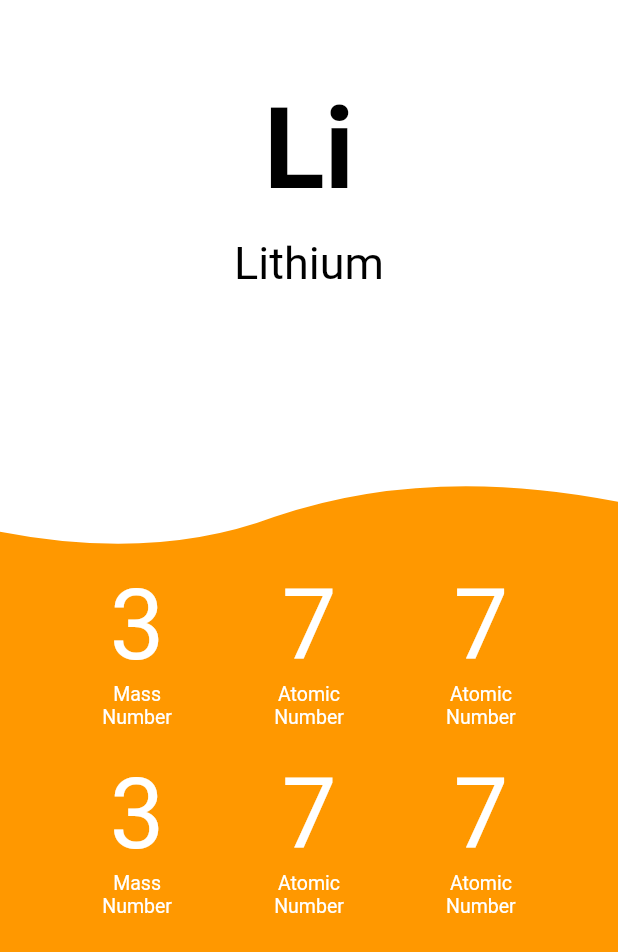
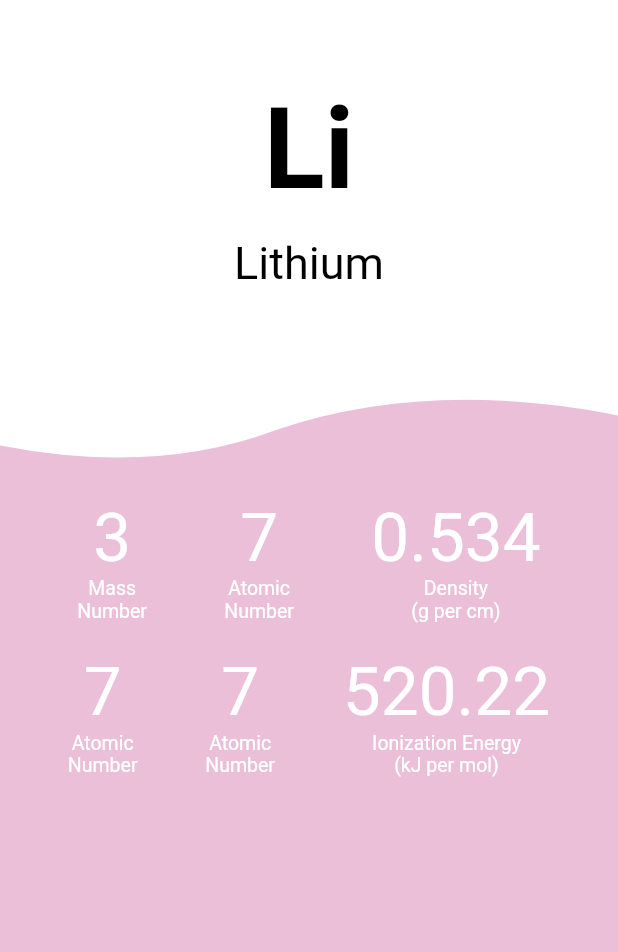
Before and after one commit to HossamElghamry/Offline-Periodic-Table, a Flutter app: the screen it shows after launch, after a tap on an icon or button, on a phone screen of 412 x 824 dp. Shown: the top 952 px of the screen. Run offline on Flutter 3.47's test engine with Material 2 defaults, Android fonts, the phone set to English and light mode, and no system bars.

Commit message:
Version 2

```diff
--- a/lib/details.dart
+++ b/lib/details.dart
@@ -20,7 +20,7 @@ class Details extends StatelessWidget {
   Widget _buildInfo2(context) {
     return Container(
       child: Padding(
-        padding: EdgeInsets.only(top: 5),
+        padding: EdgeInsets.only(top: 15),
         child: Column(
           children: <Widget>[
             Row(
@@ -29,11 +29,11 @@ class Details extends StatelessWidget {
                 Container(
                     child: Center(
                   child: Column(
-                    mainAxisAlignment: MainAxisAlignment.spaceEvenly,
+                    mainAxisAlignment: MainAxisAlignment.center,
                     children: <Widget>[
                       Text(
                         elementDetails.massNum.toString(),
-                        style: TextStyle(fontSize: 65),
+                        style: TextStyle(fontSize: 45),
                       ),
                       Text(
                         "Mass\nNumber",
@@ -50,7 +50,7 @@ class Details extends StatelessWidget {
                     children: <Widget>[
                       Text(
                         elementDetails.atomicNum.toString(),
-                        style: TextStyle(fontSize: 65),
+                        style: TextStyle(fontSize: 45),
                       ),
                       Text(
                         "Atomic\nNumber",
@@ -65,15 +65,26 @@ class Details extends StatelessWidget {
                   child: Column(
                     mainAxisAlignment: MainAxisAlignment.spaceEvenly,
                     children: <Widget>[
-                      Text(
-                        elementDetails.atomicNum.toString(),
-                        style: TextStyle(fontSize: 65),
-                      ),
-                      Text(
-                        "Atomic\nNumber",
-                        textAlign: TextAlign.center,
-                        style: TextStyle(fontSize: 13),
-                      )
+                      elementDetails.density < 0.01
+                          ? Text(
+                              (elementDetails.density * 100).toString(),
+                              style: TextStyle(fontSize: 45),
+                            )
+                          : Text(
+                              elementDetails.density.toString(),
+                              style: TextStyle(fontSize: 45),
+                            ),
+                      elementDetails.density < 0.01
+                          ? Text(
+                              "Density\n(g per cm)*100",
+                              textAlign: TextAlign.center,
+                              style: TextStyle(fontSize: 13),
+                            )
+                          : Text(
+                              "Density\n(g per cm)",
+                              textAlign: TextAlign.center,
+                              style: TextStyle(fontSize: 13),
+                            )
                     ],
                   ),
                 ))
@@ -91,25 +102,8 @@ class Details extends StatelessWidget {
                     mainAxisAlignment: MainAxisAlignment.spaceEvenly,
                     children: <Widget>[
                       Text(
-                        elementDetails.massNum.toString(),
-                        style: TextStyle(fontSize: 65),
-                      ),
-                      Text(
-                        "Mass\nNumber",
-                        textAlign: TextAlign.center,
-                        style: TextStyle(fontSize: 13),
-                      )
-                    ],
-                  ),
-                )),
-                Container(
-                    child: Center(
-                  child: Column(
-                    mainAxisAlignment: MainAxisAlignment.spaceEvenly,
-                    children: <Widget>[
-                      Text(
                         elementDetails.atomicNum.toString(),
-                        style: TextStyle(fontSize: 65),
+                        style: TextStyle(fontSize: 45),
                       ),
                       Text(
                         "Atomic\nNumber",
@@ -126,7 +120,7 @@ class Details extends StatelessWidget {
                     children: <Widget>[
                       Text(
                         elementDetails.atomicNum.toString(),
-                        style: TextStyle(fontSize: 65),
+                        style: TextStyle(fontSize: 45),
                       ),
                       Text(
                         "Atomic\nNumber",
@@ -135,7 +129,24 @@ class Details extends StatelessWidget {
                       )
                     ],
                   ),
-                ))
+                )),
+                Container(
+                    child: Center(
+                  child: Column(
+                    mainAxisAlignment: MainAxisAlignment.spaceEvenly,
+                    children: <Widget>[
+                      Text(
+                        elementDetails.energy.toString(),
+                        style: TextStyle(fontSize: 45),
+                      ),
+                      Text(
+                        "Ionization Energy\n(kJ per mol)",
+                        textAlign: TextAlign.center,
+                        style: TextStyle(fontSize: 13),
+                      )
+                    ],
+                  ),
+                )),
               ],
             ),
           ],
@@ -148,7 +159,7 @@ class Details extends StatelessWidget {
     return ClipPath(
       clipper: BottomWaveClipper(),
       child: Container(
-        height: MediaQuery.of(context).size.height / 2.2,
+        height: MediaQuery.of(context).size.height / 2.6,
         color: Colors.white,
         child: Padding(
           padding: EdgeInsets.all(15.0),
--- a/lib/element.dart
+++ b/lib/element.dart
@@ -6,13 +6,17 @@ class TableElement {
   final int _massNum;
   final int _atomicNum;
   final Color _color;
+  final double _density;
+  final double _ionizationEnergy;
 
-  TableElement(
-      this._symbol, this._name, this._massNum, this._atomicNum, this._color);
+  TableElement(this._symbol, this._name, this._massNum, this._atomicNum,
+      this._color, this._density, this._ionizationEnergy);
 
   String get symbol => _symbol;
   String get name => _name;
   int get atomicNum => _atomicNum;
   int get massNum => _massNum;
   Color get color => _color;
+  double get density => _density;
+  double get energy => _ionizationEnergy;
 }
--- /dev/null
+++ b/lib/groups.dart
@@ -0,0 +1,25 @@
+import './element.dart';
+import 'package:flutter/material.dart';
+
+final List<TableElement> groupOne = [
+  TableElement("H", "Hydrogen", 1, 1, Color(0xFFA3C7D2), 0.000082, 1312.05),
+  TableElement("Li", "Lithium", 3, 7, Color(0xFFEBBFD8), 0.534, 520.22),
+  TableElement("Na", "Sodium", 11, 23, Color(0xFFEBBFD8), 0.97, 495.84),
+  TableElement("K", "Potassium", 19, 39, Color(0xFFEBBFD8), 0.89, 418.80),
+  TableElement("Rb", "Rubidium", 37, 84, Color(0xFFEBBFD8), 1.53, 403.03),
+  TableElement("Cs", "Caesium", 55, 133, Color(0xFFEBBFD8), 1.873, 375.70),
+  TableElement("Fr", "Francium", 87, 233, Color(0xFFEBBFD8), null, 392.96),
+];
+
+// TableElement(String symbol, String name, int atomicNum, int atomicMass,
+//               Color(0xFF/FBC9E5), double density, double ionizationenergy, int melting,
+//               int boiling, String appearance)
+
+final List<TableElement> groupTwo = [
+  TableElement("Be", "Beryllium", 4, 9, Color(0xFFFBC9E5), 1.85, 899.50),
+  TableElement("Mg", "Magnesium", 12, 24, Color(0xFFFBC9E5), 1.74, 737.35),
+  TableElement("Ca", "Calcium", 20, 40, Color(0xFFFBC9E5), 1.54, 389.83),
+  TableElement("Sr", "Strontium", 38, 88, Color(0xFFFBC9E5), 2.64, 549.47),
+  TableElement("Ba", "Barium", 56, 137, Color(0xFFFBC9E5), 3.62, 502.84),
+  TableElement("Ra", "Radium", 88, 236, Color(0xFFFBC9E5), 5.00, 509.29),
+];
--- a/lib/home.dart
+++ b/lib/home.dart
@@ -1,23 +1,58 @@
 import 'package:flutter/material.dart';
-import './element.dart';
-import './details.dart';
+import './groups.dart';
+import 'tab.dart';
 
 class Home extends StatelessWidget {
   @override
   Widget build(BuildContext context) {
-    final List<TableElement> _elements = [
-      TableElement("H", "Hydrogen", 1, 1, Colors.green),
-      TableElement("Li", "Lithium", 3, 7, Colors.orange),
-      TableElement("Na", "Sodium", 11, 23, Colors.orange),
-      TableElement("K", "Potassium", 19, 39, Colors.orange),
-      TableElement("Rb", "Rubidium", 37, 84, Colors.orange),
-      TableElement("Cs", "Caesium", 55, 133, Colors.orange),
-    ];
-
-    return Scaffold(
+    return DefaultTabController(
+      length: 12,
+      child: Scaffold(
         backgroundColor: Colors.white,
         appBar: AppBar(
           backgroundColor: Colors.white,
+          bottom: TabBar(
+            labelColor: Colors.black,
+            isScrollable: true,
+            tabs: [
+              Tab(
+                text: "Group 1",
+              ),
+              Tab(
+                text: "Group 2",
+              ),
+              Tab(
+                text: "Group 3",
+              ),
+              Tab(
+                text: "Group 4",
+              ),
+              Tab(
+                text: "Group 5",
+              ),
+              Tab(
+                text: "Group 6",
+              ),
+              Tab(
+                text: "Group 7",
+              ),
+              Tab(
+                text: "Group 8",
+              ),
+              Tab(
+                text: "Group 9",
+              ),
+              Tab(
+                text: "Group 10",
+              ),
+              Tab(
+                text: "Group 11",
+              ),
+              Tab(
+                text: "Group 12",
+              ),
+            ],
+          ),
           title: Text(
             "Periodic Table",
             style: TextStyle(
@@ -29,91 +64,47 @@ class Home extends StatelessWidget {
           centerTitle: true,
           elevation: 0,
         ),
-      body: GridView.builder(
-        itemCount: _elements.length,
-        gridDelegate:
-            SliverGridDelegateWithFixedCrossAxisCount(crossAxisCount: 2),
-        itemBuilder: (BuildContext context, int index) {
-          return Card(
-            color: _elements[index].color,
-            elevation: 7,
-            child: InkWell(
-              splashColor: Colors.black,
-              onTap: () {
-                Navigator.of(context).push(
-                  PageRouteBuilder<Null>(
-                      pageBuilder: (BuildContext context,
-                          Animation<double> animation,
-                          Animation<double> secondaryAnimation) {
-                        return AnimatedBuilder(
-                            animation: animation,
-                            builder: (BuildContext context, Widget child) {
-                              return Opacity(
-                                opacity: animation.value,
-                                child: Details(
-                                  elementDetails: _elements[index],
+        body: TabBarView(
+          children: [
+            ElementGroup(
+              elements: groupOne,
             ),
-                              );
-                            });
-                      },
-                      transitionDuration: Duration(milliseconds: 500)),
-                );
-              },
-              child: Padding(
-                padding: EdgeInsets.all(12),
-                child: Container(
-                  child: Column(
-                    mainAxisAlignment: MainAxisAlignment.spaceEvenly,
-                    children: <Widget>[
-                      Row(
-                        children: <Widget>[
-                          Text(_elements[index].massNum.toString(),
-                              style: TextStyle(
-                                fontSize: 20,
-                              )),
-                        ],
+            ElementGroup(
+              elements: groupTwo,
             ),
-                      Hero(
-                        tag: _elements[index].symbol,
-                        child: Center(
-                          child: Material(
-                            color: Colors.transparent,
-                            child: Text(_elements[index].symbol,
-                                style: TextStyle(
-                                  fontSize: 40,
-                                  fontWeight: FontWeight.bold,
-                                )),
+            ElementGroup(
+              elements: groupOne,
             ),
+            ElementGroup(
+              elements: groupOne,
             ),
+            ElementGroup(
+              elements: groupOne,
             ),
-                      Hero(
-                        tag: _elements[index].name,
-                        child: Center(
-                          child: Material(
-                            color: Colors.transparent,
-                            child: Text(_elements[index].name,
-                                style: TextStyle(
-                                  fontSize: 30,
-                                )),
+            ElementGroup(
+              elements: groupOne,
             ),
+            ElementGroup(
+              elements: groupOne,
             ),
+            ElementGroup(
+              elements: groupOne,
             ),
-                      Row(
-                        children: <Widget>[
-                          Text(_elements[index].atomicNum.toString(),
-                              style: TextStyle(
-                                fontSize: 20,
-                              )),
-                        ],
+            ElementGroup(
+              elements: groupOne,
+            ),
+            ElementGroup(
+              elements: groupOne,
+            ),
+            ElementGroup(
+              elements: groupOne,
+            ),
+            ElementGroup(
+              elements: groupOne,
             ),
           ],
         ),
       ),
-              ),
-            ),
-          );
-        },
-      ),
     );
   }
 }
--- /dev/null
+++ b/lib/tab.dart
@@ -0,0 +1,99 @@
+import 'package:flutter/material.dart';
+import './element.dart';
+import './details.dart';
+
+class ElementGroup extends StatelessWidget {
+  final List<TableElement> elements;
+  ElementGroup({Key key, @required this.elements}) : super(key: key);
+
+  @override
+  Widget build(BuildContext context) {
+    return Scaffold(
+      backgroundColor: Colors.white,
+      body: GridView.builder(
+        itemCount: elements.length,
+        gridDelegate:
+            SliverGridDelegateWithFixedCrossAxisCount(crossAxisCount: 2),
+        itemBuilder: (BuildContext context, int index) {
+          return Card(
+            color: elements[index].color,
+            elevation: 7,
+            child: InkWell(
+              splashColor: Colors.black,
+              onTap: () {
+                Navigator.of(context).push(
+                  PageRouteBuilder<Null>(
+                      pageBuilder: (BuildContext context,
+                          Animation<double> animation,
+                          Animation<double> secondaryAnimation) {
+                        return AnimatedBuilder(
+                            animation: animation,
+                            builder: (BuildContext context, Widget child) {
+                              return Opacity(
+                                opacity: animation.value,
+                                child: Details(
+                                  elementDetails: elements[index],
+                                ),
+                              );
+                            });
+                      },
+                      transitionDuration: Duration(milliseconds: 500)),
+                );
+              },
+              child: Padding(
+                padding: EdgeInsets.all(12),
+                child: Container(
+                  child: Column(
+                    mainAxisAlignment: MainAxisAlignment.spaceEvenly,
+                    children: <Widget>[
+                      Row(
+                        children: <Widget>[
+                          Text(elements[index].massNum.toString(),
+                              style: TextStyle(
+                                fontSize: 20,
+                              )),
+                        ],
+                      ),
+                      Hero(
+                        tag: elements[index].symbol,
+                        child: Center(
+                          child: Material(
+                            color: Colors.transparent,
+                            child: Text(elements[index].symbol,
+                                style: TextStyle(
+                                  fontSize: 40,
+                                  fontWeight: FontWeight.bold,
+                                )),
+                          ),
+                        ),
+                      ),
+                      Hero(
+                        tag: elements[index].name,
+                        child: Center(
+                          child: Material(
+                            color: Colors.transparent,
+                            child: Text(elements[index].name,
+                                style: TextStyle(
+                                    fontSize: 25, fontWeight: FontWeight.bold)),
+                          ),
+                        ),
+                      ),
+                      Row(
+                        children: <Widget>[
+                          Text(elements[index].atomicNum.toString(),
+                              style: TextStyle(
+                                fontSize: 20,
+                              )),
+                        ],
+                      ),
+                    ],
+                  ),
+                ),
+              ),
+            ),
+          );
+        },
+      ),
+    );
+  }
+}
--- a/pubspec.yaml
+++ b/pubspec.yaml
@@ -15,6 +15,7 @@ environment:
 dependencies:
   flutter:
     sdk: flutter
+  auto_size_text: ^1.1.2
 
   # The following adds the Cupertino Icons font to your application.
   # Use with the CupertinoIcons class for iOS style icons.
```
Lines whose indentation alone changed are shown as unchanged.
